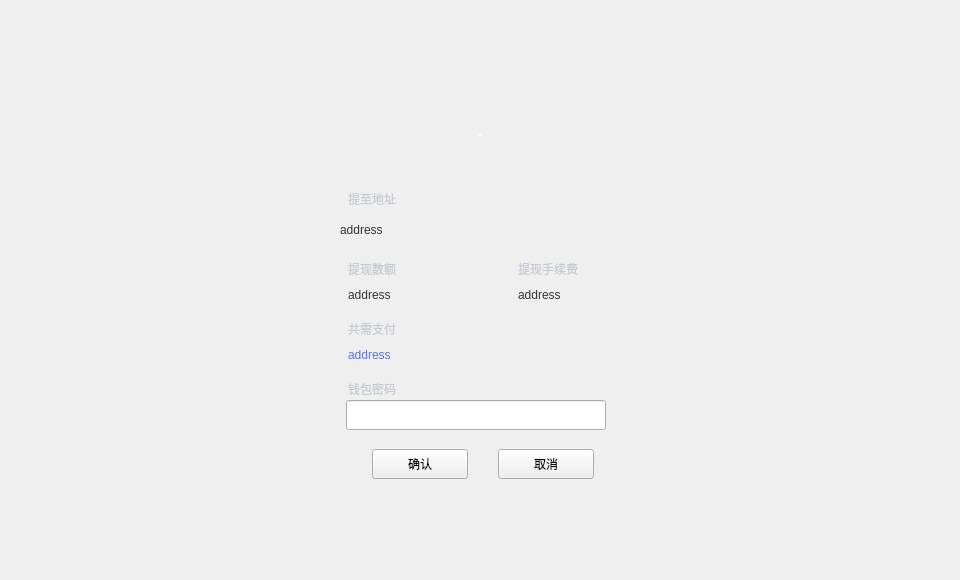
First picture: the form in LNKWallet/withdrawpage/WithdrawConfirmWidget.ui, repository HcashOrg/hx-indicator, before the edit.
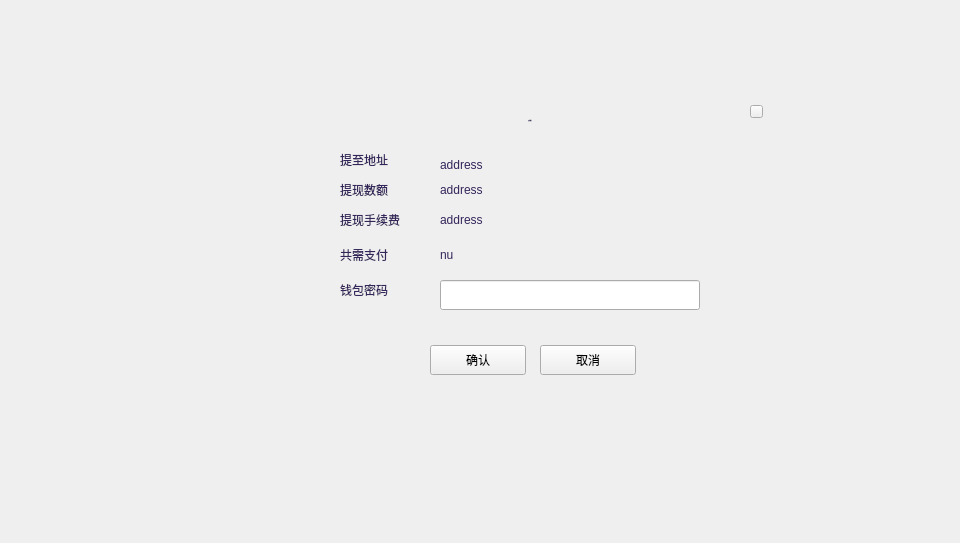
Second picture: the form after the edit.

```diff
--- a/LNKWallet/withdrawpage/WithdrawConfirmWidget.ui
+++ b/LNKWallet/withdrawpage/WithdrawConfirmWidget.ui
@@ -7,34 +7,35 @@
     <x>0</x>
     <y>0</y>
     <width>960</width>
-    <height>580</height>
+    <height>543</height>
    </rect>
   </property>
   <property name="windowTitle">
    <string>Form</string>
   </property>
-  <widget class="QLabel" name="label_5">
+  <widget class="QWidget" name="widget" native="true">
    <property name="geometry">
     <rect>
-     <x>348</x>
-     <y>189</y>
-     <width>71</width>
-     <height>20</height>
+     <x>0</x>
+     <y>0</y>
+     <width>960</width>
+     <height>543</height>
     </rect>
    </property>
-   <property name="styleSheet">
-    <string notr="true">color: rgb(198, 202, 212);
-font: 12px &quot;Microsoft YaHei UI Light&quot;;</string>
-   </property>
-   <property name="text">
-    <string>提至地址</string>
-   </property>
-  </widget>
+   <widget class="QWidget" name="containerWidget" native="true">
+    <property name="geometry">
+     <rect>
+      <x>300</x>
+      <y>85</y>
+      <width>481</width>
+      <height>321</height>
+     </rect>
+    </property>
   <widget class="QLabel" name="label_title">
    <property name="geometry">
     <rect>
-     <x>380</x>
-     <y>120</y>
+       <x>130</x>
+       <y>20</y>
      <width>200</width>
      <height>30</height>
     </rect>
@@ -50,7 +51,7 @@
    </property>
    <property name="styleSheet">
     <string notr="true">font: 14px &quot;微软雅黑&quot;;
-color: rgb(255, 255, 255);</string>
+color: rgb(52,37,90);</string>
    </property>
    <property name="text">
     <string>交易确认</string>
@@ -62,15 +63,15 @@
   <widget class="QLabel" name="label_address">
    <property name="geometry">
     <rect>
-     <x>340</x>
-     <y>215</y>
-     <width>300</width>
+       <x>140</x>
+       <y>65</y>
+       <width>331</width>
      <height>30</height>
     </rect>
    </property>
    <property name="styleSheet">
-    <string notr="true">QLabel{color: rgb(51, 51, 51);
-font: 14px &quot;Microsoft YaHei UI Light&quot;;}</string>
+      <string notr="true">color: rgb(52,37,90);
+font: 12px &quot;Microsoft YaHei UI Light&quot;;</string>
    </property>
    <property name="text">
     <string>address</string>
@@ -79,79 +80,179 @@
     <set>Qt::LinksAccessibleByMouse|Qt::TextSelectableByMouse</set>
    </property>
   </widget>
-  <widget class="QLabel" name="label_1">
-   <property name="geometry">
-    <rect>
-     <x>348</x>
-     <y>259</y>
-     <width>71</width>
-     <height>20</height>
-    </rect>
-   </property>
-   <property name="styleSheet">
-    <string notr="true">color: rgb(198, 202, 212);
-font: 12px &quot;Microsoft YaHei UI Light&quot;;</string>
-   </property>
-   <property name="text">
-    <string>提现数额</string>
-   </property>
-  </widget>
   <widget class="QLabel" name="label_2">
    <property name="geometry">
     <rect>
-     <x>518</x>
-     <y>259</y>
+       <x>40</x>
+       <y>125</y>
      <width>71</width>
      <height>20</height>
     </rect>
    </property>
    <property name="styleSheet">
-    <string notr="true">color: rgb(198, 202, 212);
+      <string notr="true">color: rgb(52,37,90);
 font: 12px &quot;Microsoft YaHei UI Light&quot;;</string>
    </property>
    <property name="text">
     <string>提现手续费</string>
    </property>
   </widget>
+    <widget class="QLabel" name="label_totalNumber">
+     <property name="geometry">
+      <rect>
+       <x>140</x>
+       <y>160</y>
+       <width>260</width>
+       <height>20</height>
+      </rect>
+     </property>
+     <property name="styleSheet">
+      <string notr="true">color: rgb(52,37,90);
+font: 12px &quot;Microsoft YaHei UI Light&quot;;</string>
+     </property>
+     <property name="text">
+      <string>nu</string>
+     </property>
+    </widget>
+    <widget class="QToolButton" name="toolButton_cancel">
+     <property name="geometry">
+      <rect>
+       <x>240</x>
+       <y>260</y>
+       <width>96</width>
+       <height>30</height>
+      </rect>
+     </property>
+     <property name="cursor">
+      <cursorShape>PointingHandCursor</cursorShape>
+     </property>
+     <property name="text">
+      <string>取消</string>
+     </property>
+    </widget>
+    <widget class="QLabel" name="label_actualNumber">
+     <property name="geometry">
+      <rect>
+       <x>140</x>
+       <y>95</y>
+       <width>241</width>
+       <height>20</height>
+      </rect>
+     </property>
+     <property name="styleSheet">
+      <string notr="true">color: rgb(52,37,90);
+font: 12px &quot;Microsoft YaHei UI Light&quot;;</string>
+     </property>
+     <property name="text">
+      <string>address</string>
+     </property>
+    </widget>
   <widget class="QLabel" name="label_3">
    <property name="geometry">
     <rect>
-     <x>348</x>
-     <y>319</y>
+       <x>40</x>
+       <y>160</y>
      <width>71</width>
      <height>20</height>
     </rect>
    </property>
    <property name="styleSheet">
-    <string notr="true">color: rgb(198, 202, 212);
+      <string notr="true">color: rgb(52,37,90);
 font: 12px &quot;Microsoft YaHei UI Light&quot;;</string>
    </property>
    <property name="text">
     <string>共需支付</string>
    </property>
   </widget>
+    <widget class="QLabel" name="label_1">
+     <property name="geometry">
+      <rect>
+       <x>40</x>
+       <y>95</y>
+       <width>71</width>
+       <height>20</height>
+      </rect>
+     </property>
+     <property name="styleSheet">
+      <string notr="true">color: rgb(52,37,90);
+font: 12px &quot;Microsoft YaHei UI Light&quot;;</string>
+     </property>
+     <property name="text">
+      <string>提现数额</string>
+     </property>
+    </widget>
   <widget class="QLabel" name="label_4">
    <property name="geometry">
     <rect>
-     <x>348</x>
-     <y>379</y>
+       <x>40</x>
+       <y>195</y>
      <width>71</width>
      <height>20</height>
     </rect>
    </property>
    <property name="styleSheet">
-    <string notr="true">color: rgb(198, 202, 212);
+      <string notr="true">color: rgb(52,37,90);
 font: 12px &quot;Microsoft YaHei UI Light&quot;;</string>
    </property>
    <property name="text">
     <string>钱包密码</string>
    </property>
   </widget>
+    <widget class="QToolButton" name="toolButton_confirm">
+     <property name="geometry">
+      <rect>
+       <x>130</x>
+       <y>260</y>
+       <width>96</width>
+       <height>30</height>
+      </rect>
+     </property>
+     <property name="cursor">
+      <cursorShape>PointingHandCursor</cursorShape>
+     </property>
+     <property name="text">
+      <string>确认</string>
+     </property>
+    </widget>
+    <widget class="QLabel" name="label_feeNumber">
+     <property name="geometry">
+      <rect>
+       <x>140</x>
+       <y>125</y>
+       <width>261</width>
+       <height>20</height>
+      </rect>
+     </property>
+     <property name="styleSheet">
+      <string notr="true">color: rgb(52,37,90);
+font: 12px &quot;Microsoft YaHei UI Light&quot;;</string>
+     </property>
+     <property name="text">
+      <string>address</string>
+     </property>
+    </widget>
+    <widget class="QLabel" name="label_5">
+     <property name="geometry">
+      <rect>
+       <x>40</x>
+       <y>65</y>
+       <width>71</width>
+       <height>20</height>
+      </rect>
+     </property>
+     <property name="styleSheet">
+      <string notr="true">color: rgb(52,37,90);
+font: 12px &quot;Microsoft YaHei UI Light&quot;;</string>
+     </property>
+     <property name="text">
+      <string>提至地址</string>
+     </property>
+    </widget>
   <widget class="QLineEdit" name="lineEdit">
    <property name="geometry">
     <rect>
-     <x>346</x>
-     <y>400</y>
+       <x>140</x>
+       <y>195</y>
      <width>260</width>
      <height>30</height>
     </rect>
@@ -160,88 +261,26 @@
     <enum>QLineEdit::Password</enum>
    </property>
   </widget>
-  <widget class="QLabel" name="label_actualNumber">
+    <widget class="QToolButton" name="closeBtn">
    <property name="geometry">
     <rect>
-     <x>348</x>
-     <y>285</y>
-     <width>151</width>
-     <height>20</height>
-    </rect>
-   </property>
-   <property name="styleSheet">
-    <string notr="true">color: rgb(51, 51, 51);
-font: 13px &quot;Microsoft YaHei UI Light&quot;;</string>
-   </property>
-   <property name="text">
-    <string>address</string>
-   </property>
-  </widget>
-  <widget class="QLabel" name="label_feeNumber">
-   <property name="geometry">
-    <rect>
-     <x>518</x>
-     <y>285</y>
-     <width>141</width>
-     <height>20</height>
-    </rect>
-   </property>
-   <property name="styleSheet">
-    <string notr="true">color: rgb(51, 51, 51);
-font: 13px &quot;Microsoft YaHei UI Light&quot;;</string>
-   </property>
-   <property name="text">
-    <string>address</string>
-   </property>
-  </widget>
-  <widget class="QLabel" name="label_totalNumber">
-   <property name="geometry">
-    <rect>
-     <x>348</x>
-     <y>345</y>
-     <width>151</width>
-     <height>20</height>
-    </rect>
-   </property>
-   <property name="styleSheet">
-    <string notr="true">color: rgb(84,116,235);
-font: 13px &quot;Microsoft YaHei UI Light&quot;;</string>
-   </property>
-   <property name="text">
-    <string>address</string>
-   </property>
-  </widget>
-  <widget class="QToolButton" name="toolButton_confirm">
-   <property name="geometry">
-    <rect>
-     <x>372</x>
-     <y>449</y>
-     <width>96</width>
-     <height>30</height>
-    </rect>
-   </property>
+       <x>450</x>
+       <y>20</y>
+       <width>13</width>
+       <height>13</height>
+      </rect>
+     </property>
    <property name="cursor">
     <cursorShape>PointingHandCursor</cursorShape>
    </property>
-   <property name="text">
-    <string>确认</string>
-   </property>
-  </widget>
-  <widget class="QToolButton" name="toolButton_cancel">
-   <property name="geometry">
-    <rect>
-     <x>498</x>
-     <y>449</y>
-     <width>96</width>
-     <height>30</height>
-    </rect>
-   </property>
-   <property name="cursor">
-    <cursorShape>PointingHandCursor</cursorShape>
-   </property>
+     <property name="focusPolicy">
+      <enum>Qt::NoFocus</enum>
+     </property>
    <property name="text">
-    <string>取消</string>
-   </property>
+      <string/>
+     </property>
+    </widget>
+   </widget>
   </widget>
  </widget>
  <resources/>
```
Lines whose indentation alone changed are shown as unchanged.
